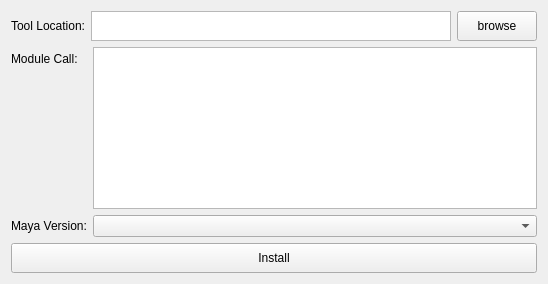
First picture: the form in ui/ToolsInstallerWindow.ui, repository AlsonEntuna/MayaToolInstaller, before the edit.
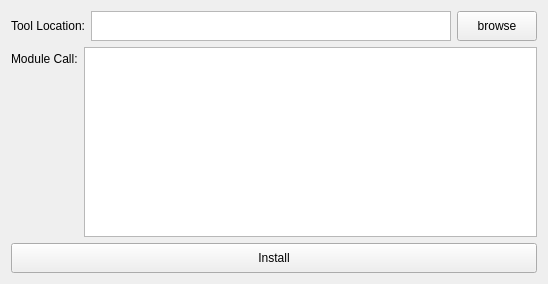
Second picture: the form after the edit.

Patch:
```diff
--- a/ui/ToolsInstallerWindow.ui
+++ b/ui/ToolsInstallerWindow.ui
@@ -79,16 +79,6 @@
        </property>
       </widget>
      </item>
-     <item row="1" column="0">
-      <widget class="QLabel" name="label_3">
-       <property name="text">
-        <string>Maya Version:</string>
-       </property>
-      </widget>
-     </item>
-     <item row="1" column="1">
-      <widget class="QComboBox" name="combo_version"/>
-     </item>
     </layout>
    </item>
    <item>
```
